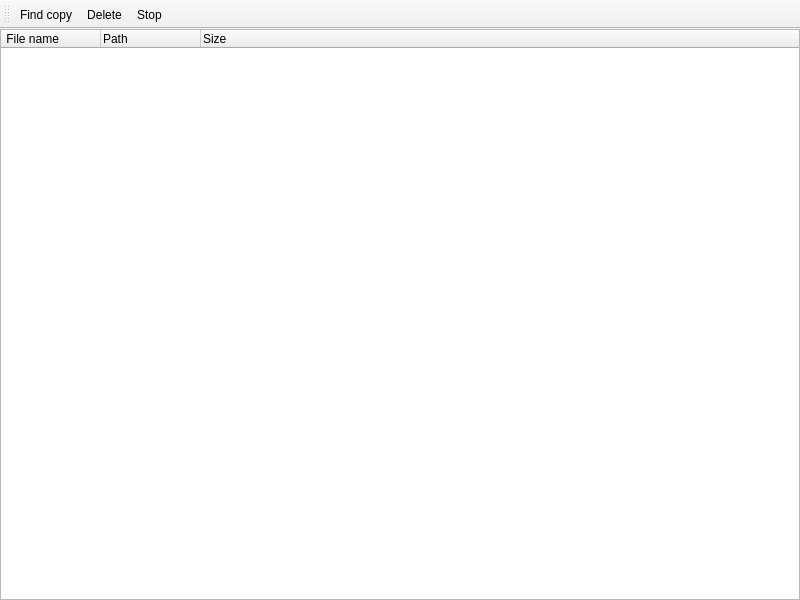
Above: SubstringFinder/mainwindow.ui from sergalb/cpp-third-term before the change. Below: the same form after it.
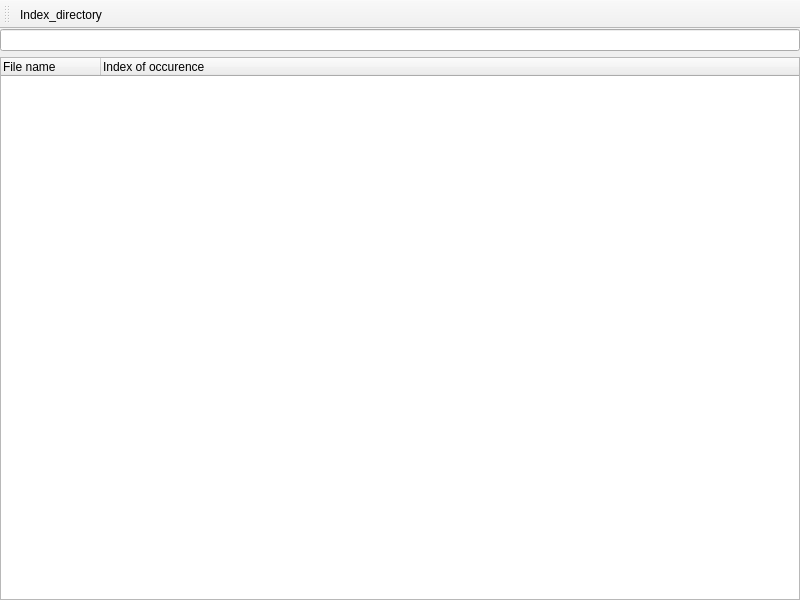
That is the form after the change.

Commit message: work wersion utylity with UI, stop, and other

Diff of the .ui file:
```diff
--- a/SubstringFinder/mainwindow.ui
+++ b/SubstringFinder/mainwindow.ui
@@ -28,26 +28,25 @@
      <number>0</number>
     </property>
     <item>
+     <layout class="QVBoxLayout" name="verticalLayout_3">
+      <item>
+       <widget class="QLineEdit" name="lineEdit"/>
+      </item>
+      <item>
      <widget class="QTreeWidget" name="treeWidget">
-      <property name="selectionBehavior">
-       <enum>QAbstractItemView::SelectRows</enum>
-      </property>
       <column>
        <property name="text">
-        <string> File name</string>
+          <string>File name</string>
        </property>
       </column>
       <column>
        <property name="text">
-        <string>Path</string>
-       </property>
-      </column>
-      <column>
-       <property name="text">
-        <string>Size</string>
+          <string>Index of occurence</string>
        </property>
       </column>
      </widget>
+      </item>
+     </layout>
     </item>
    </layout>
   </widget>
@@ -70,13 +69,11 @@
    <attribute name="toolBarBreak">
     <bool>false</bool>
    </attribute>
-   <addaction name="actionFind_copy"/>
-   <addaction name="actionDelete"/>
-   <addaction name="actionStop"/>
+   <addaction name="actionIndexing"/>
   </widget>
-  <action name="actionFind_copy">
+  <action name="actionIndexing">
    <property name="text">
-    <string>&amp;Find copy</string>
+    <string>&amp;Index_directory</string>
    </property>
    <property name="toolTip">
     <string>Scan (Ctrl + Enter)</string>
@@ -85,28 +82,6 @@
     <string>Ctrl+Enter</string>
    </property>
   </action>
-  <action name="actionDelete">
-   <property name="text">
-    <string>&amp;Delete</string>
-   </property>
-   <property name="toolTip">
-    <string>Delete (Del)</string>
-   </property>
-   <property name="shortcut">
-    <string>Del</string>
-   </property>
-  </action>
-  <action name="actionStop">
-   <property name="text">
-    <string>&amp;Stop</string>
-   </property>
-   <property name="toolTip">
-    <string>Stop (Esc)</string>
-   </property>
-   <property name="shortcut">
-    <string>Esc</string>
-   </property>
-  </action>
  </widget>
  <layoutdefault spacing="6" margin="11"/>
  <resources/>
```
Lines whose indentation alone changed are shown as unchanged. The commit also changes 4 other files.
